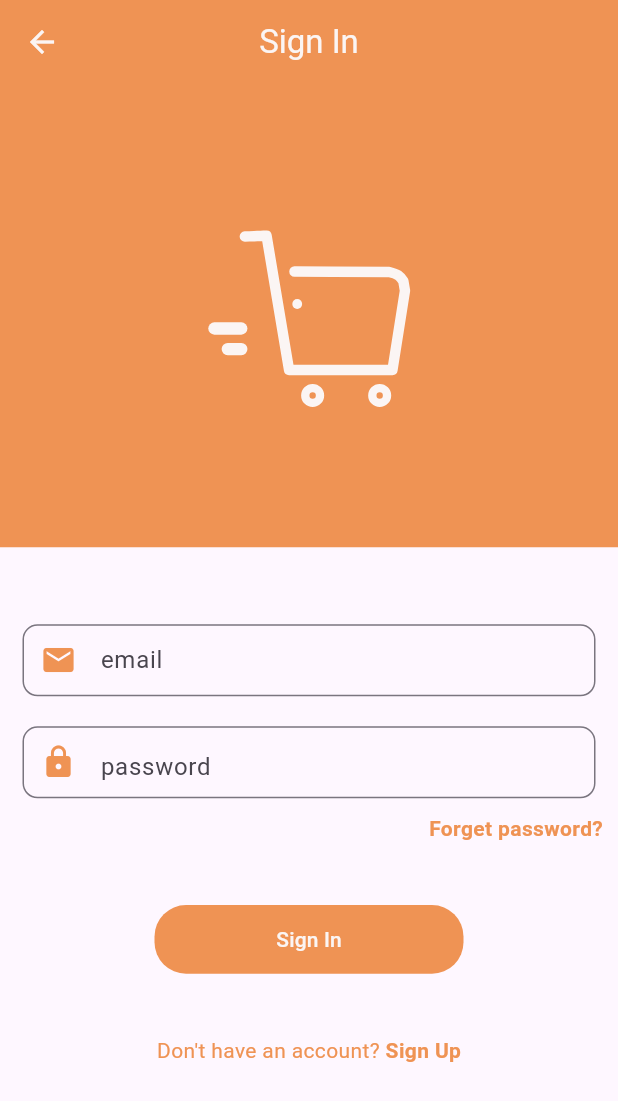
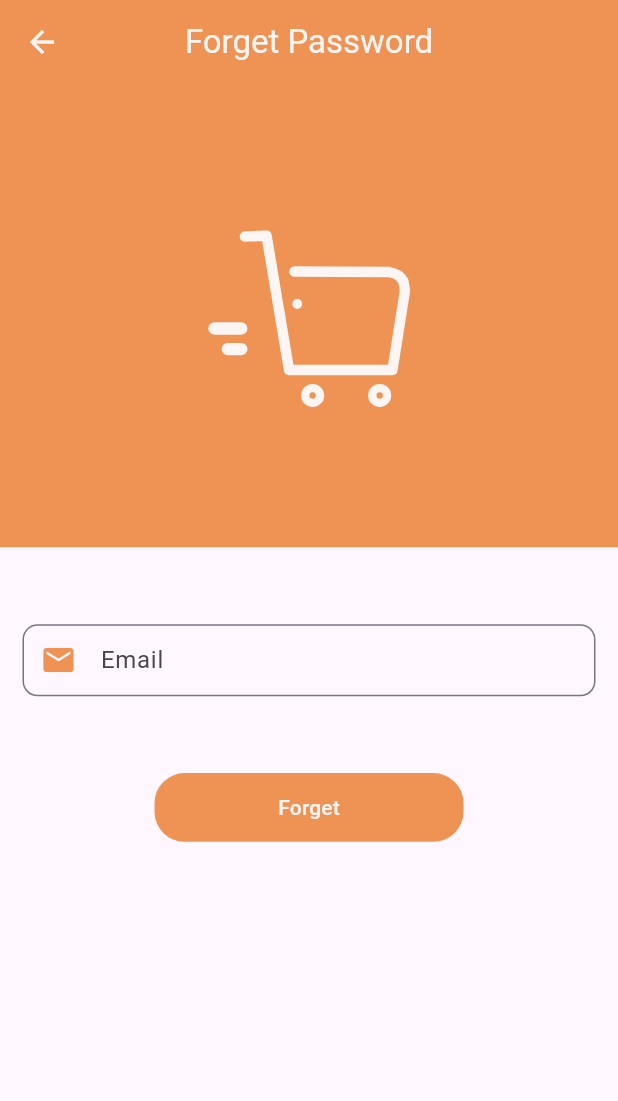
Before and after one commit to Sikandar897/snap_shop, a Flutter app: the SignInView screen opened by its route, after a tap on "Forget password?", on a phone screen of 412 x 824 dp. Shown: the top 1101 px of the screen. Run offline on Flutter 3.47's test engine with Material 3 defaults, Android fonts, the phone set to English and light mode, and no system bars; our stand-ins replace flutter_keyboard_visibility, font_awesome_flutter, lottie.

Commit message:
add: RestPassword View and its route to Approutes

```diff
--- a/lib/routes/app_routes.dart
+++ b/lib/routes/app_routes.dart
@@ -2,4 +2,5 @@ class AppRoutes {
   static const String splash = '/';
   static const String welcome = '/welcome';
   static const String signin = '/signin';
+  static const String restPassword = '/restPassword';
 }
--- a/lib/routes/routes_generator.dart
+++ b/lib/routes/routes_generator.dart
@@ -3,19 +3,26 @@ import 'package:snap_shop/routes/app_routes.dart';
 import 'package:snap_shop/view/auth_view/signin_view.dart';
 import 'package:snap_shop/view/auth_view/welcome_view.dart';
 
+import '../view/auth_view/rest_password.dart';
 import '../view/auth_view/splash_view.dart';
 
 class RouteGenerator {
   static Route<dynamic> generateRoute(RouteSettings settings) {
     switch (settings.name) {
+      //splash view
       case AppRoutes.splash:
         return MaterialPageRoute(builder: (_) => const SplashView());
-
+      //welcome view
       case AppRoutes.welcome:
         return MaterialPageRoute(builder: (_) => const WelcomeView());
-
+      //signin view
       case AppRoutes.signin:
         return MaterialPageRoute(builder: (_) => const SignInView());
+
+      //forgot password view
+      case AppRoutes.restPassword:
+        return MaterialPageRoute(builder: (_) => const RestPasswordView());
+
       // Add new routes here
 
       default:
--- /dev/null
+++ b/lib/view/auth_view/rest_password.dart
@@ -0,0 +1,94 @@
+import 'package:flutter/material.dart';
+import 'package:flutter_keyboard_visibility/flutter_keyboard_visibility.dart';
+import 'package:lottie/lottie.dart';
+
+import '../../utils/appconstant.dart';
+
+class RestPasswordView extends StatefulWidget {
+  const RestPasswordView({super.key});
+
+  @override
+  State<RestPasswordView> createState() => _RestPasswordViewState();
+}
+
+class _RestPasswordViewState extends State<RestPasswordView> {
+  TextEditingController userEmail = TextEditingController();
+
+  @override
+  Widget build(BuildContext context) {
+    // Retrieve height and width from MediaQuery
+    double screenHeight = MediaQuery.of(context).size.height;
+    double screenWidth = MediaQuery.of(context).size.width;
+
+    return KeyboardVisibilityBuilder(builder: (context, isKeyboardVisible) {
+      return Scaffold(
+        appBar: AppBar(
+          backgroundColor: AppConstant.appSecondoryColor,
+          foregroundColor: AppConstant.appTextColor,
+          centerTitle: true,
+          title: const Text(
+            "Forget Password",
+          ),
+        ),
+        body: Container(
+          child: Column(
+            children: [
+              isKeyboardVisible
+                  ? const Text("Welcome to my app")
+                  : Column(
+                      children: [
+                        Lottie.asset('assets/images/splash-icon.json'),
+                      ],
+                    ),
+              SizedBox(
+                height: screenHeight / 20,
+              ),
+              Container(
+                margin: const EdgeInsets.symmetric(horizontal: 5.0),
+                width: screenWidth,
+                child: Padding(
+                  padding: const EdgeInsets.all(10.0),
+                  child: TextFormField(
+                    controller: userEmail,
+                    cursorColor: AppConstant.appSecondoryColor,
+                    keyboardType: TextInputType.emailAddress,
+                    decoration: InputDecoration(
+                      hintText: "Email",
+                      prefixIcon: const Icon(Icons.email),
+                      prefixIconColor: AppConstant.appSecondoryColor,
+                      contentPadding:
+                          const EdgeInsets.only(top: 2.0, left: 8.0),
+                      border: OutlineInputBorder(
+                        borderRadius: BorderRadius.circular(10.0),
+                      ),
+                    ),
+                  ),
+                ),
+              ),
+              SizedBox(
+                height: screenHeight / 20,
+              ),
+              Material(
+                child: Container(
+                  width: screenWidth / 2,
+                  height: screenHeight / 18,
+                  decoration: BoxDecoration(
+                    color: AppConstant.appSecondoryColor,
+                    borderRadius: BorderRadius.circular(20.0),
+                  ),
+                  child: TextButton(
+                    child: const Text(
+                      "Forget",
+                      style: TextStyle(color: AppConstant.appTextColor),
+                    ),
+                    onPressed: () async {},
+                  ),
+                ),
+              ),
+            ],
+          ),
+        ),
+      );
+    });
+  }
+}
--- a/lib/view/auth_view/signin_view.dart
+++ b/lib/view/auth_view/signin_view.dart
@@ -3,6 +3,7 @@
 import 'package:flutter/material.dart';
 import 'package:flutter_keyboard_visibility/flutter_keyboard_visibility.dart';
 import 'package:lottie/lottie.dart';
+import 'package:snap_shop/routes/app_routes.dart';
 
 import '../../utils/appconstant.dart';
 
@@ -93,7 +94,9 @@ class _SignInViewState extends State<SignInView> {
                     margin: const EdgeInsets.symmetric(horizontal: 10.0),
                     alignment: Alignment.centerRight,
                     child: GestureDetector(
-                      onTap: () {},
+                      onTap: () {
+                        Navigator.pushNamed(context, AppRoutes.restPassword);
+                      },
                       child: const Text('Forget password?',
                           style: TextStyle(
                               color: AppConstant.appSecondoryColor,
```
